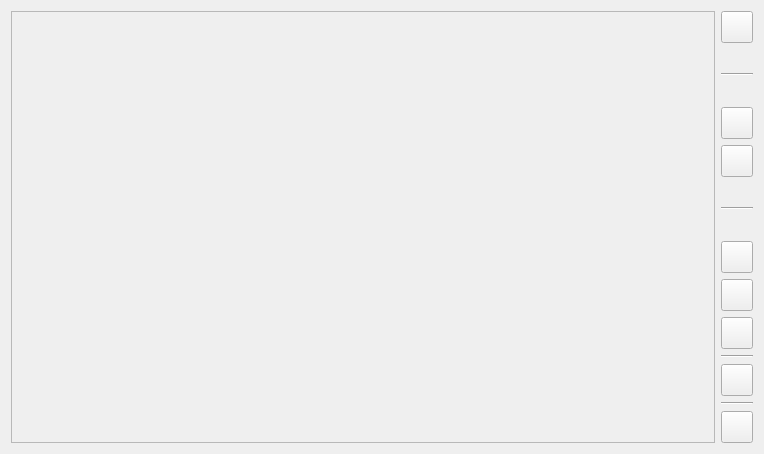
The window that src/Dialogs/chordpatternviewer.ui (pasbi/CAN) describes before a commit, drawn with Qt 5.
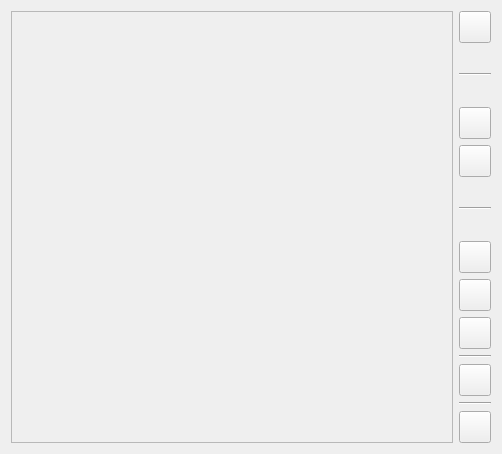
The same window after the commit. Icons and pictures are not drawn. Custom widgets are drawn as their Qt base class.

Diff of the .ui file:
```diff
--- a/src/Dialogs/chordpatternviewer.ui
+++ b/src/Dialogs/chordpatternviewer.ui
@@ -6,7 +6,7 @@
    <rect>
     <x>0</x>
     <y>0</y>
-    <width>764</width>
+    <width>502</width>
     <height>454</height>
    </rect>
   </property>
@@ -24,7 +24,7 @@
        <rect>
         <x>0</x>
         <y>0</y>
-        <width>702</width>
+        <width>440</width>
         <height>432</height>
        </rect>
       </property>
```
Left out of the diff: 9 changed lines with no effect on the pictures.
